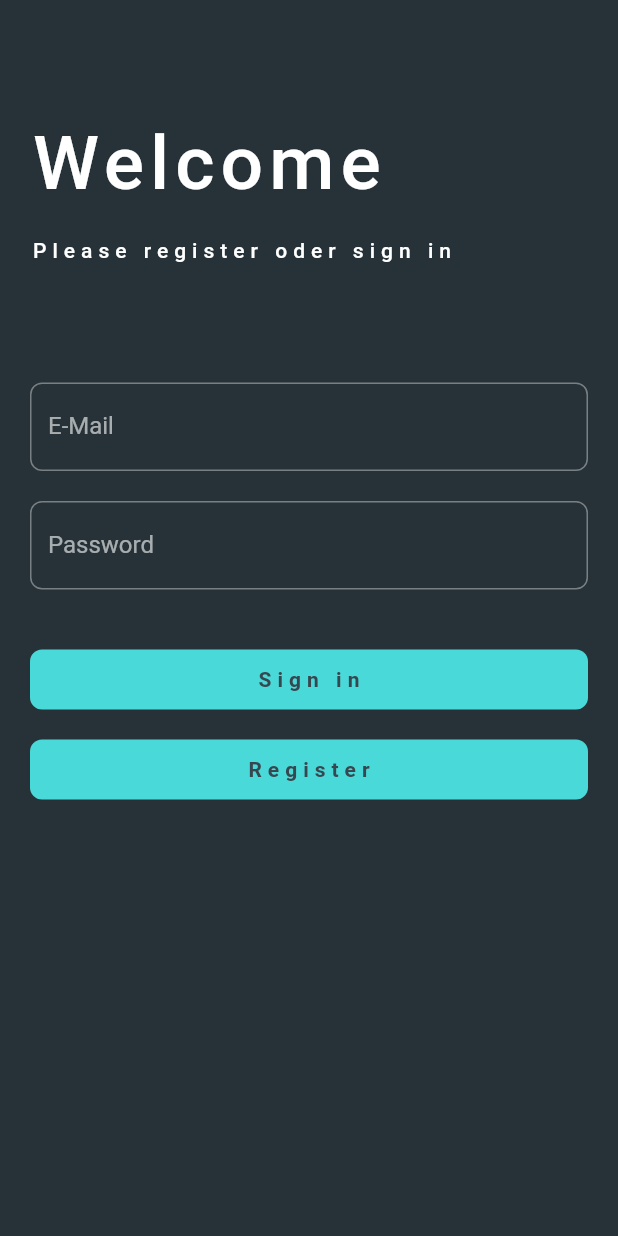
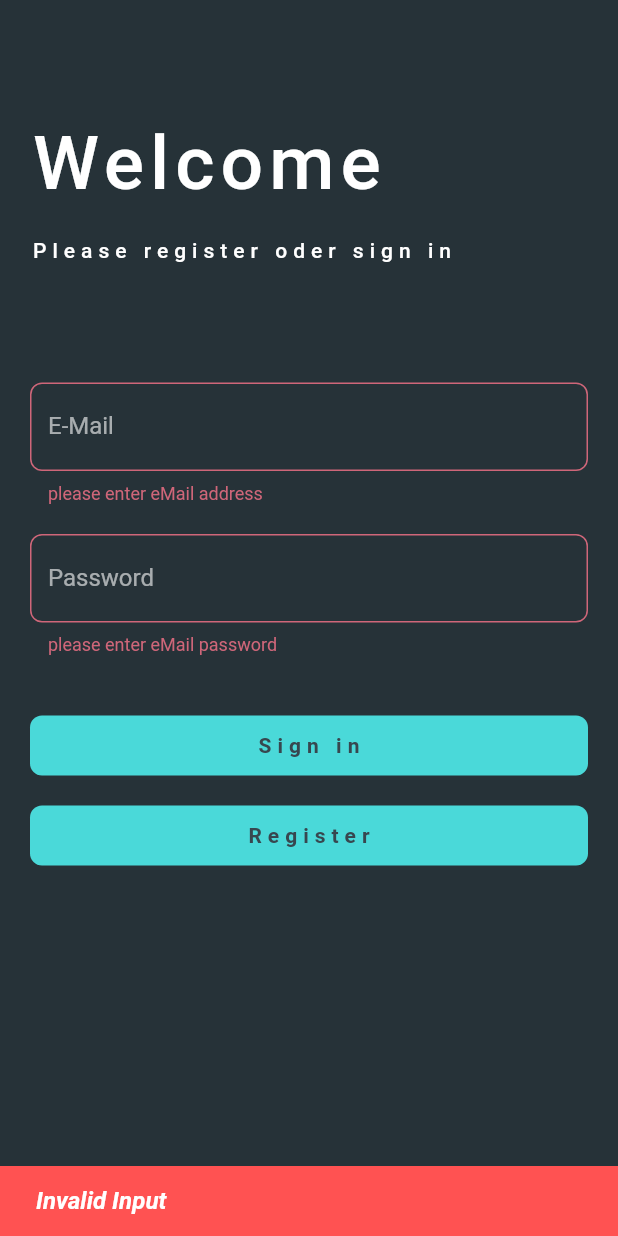
Before and after one commit to marcoseraphin/todo, a Flutter app: the screen it shows after launch, after a tap on "Sign in", on a phone screen of 412 x 824 dp. Run offline on Flutter 3.47's test engine with Material 2 defaults, Android fonts, the phone set to English and light mode, and no system bars; Roboto replaces fonts that are missing (Rubik).

Commit message:
input validation

```diff
--- a/analysis_options.yaml
+++ b/analysis_options.yaml
@@ -24,6 +24,7 @@ linter:
   rules:
     constant_identifier_names: false
     unnecessary_overrides: false
+    avoid_print: false
     # avoid_print: false  # Uncomment to disable the `avoid_print` rule
     # prefer_single_quotes: true  # Uncomment to enable the `prefer_single_quotes` rule
 # Additional information about this file can be found at
--- a/lib/presentation/signup/widgets/signup_form.dart
+++ b/lib/presentation/signup/widgets/signup_form.dart
@@ -7,8 +7,33 @@ class SignUpForm extends StatelessWidget {
   @override
   Widget build(BuildContext context) {
     final themeData = Theme.of(context);
+    final GlobalKey<FormState> formKey = GlobalKey<FormState>();
+
+    String? validateEMail(String? input) {
+      const emailRegex =
+          r"""^[a-zA-Z0-9.a-zA-Z0-9.!#$%&'*+-/=?^_`{|}~]+@[a-zA-Z0-9]+\.[a-zA-Z]+""";
+
+      if (input == null || input.isEmpty) {
+        return "please enter eMail address";
+      } else if (RegExp(emailRegex).hasMatch(input)) {
+        return null;
+      } else {
+        return "invalid eMail format";
+      }
+    }
+
+    String? validatePassword(String? input) {
+      if (input == null || input.isEmpty) {
+        return "please enter eMail password";
+      } else if (input.length >= 6) {
+        return null;
+      } else {
+        return "to short password";
+      }
+    }
 
     return Form(
+      key: formKey,
       child: ListView(
         padding: const EdgeInsets.symmetric(horizontal: 20),
         children: [
@@ -26,19 +51,32 @@ class SignUpForm extends StatelessWidget {
           ),
           const SizedBox(height: 80),
           TextFormField(
+              autovalidateMode: AutovalidateMode.disabled,
               cursorColor: Colors.white,
-              decoration: const InputDecoration(labelText: "E-Mail")),
+              decoration: const InputDecoration(labelText: "E-Mail"),
+              validator: validateEMail),
           const SizedBox(height: 20),
           TextFormField(
+              autovalidateMode: AutovalidateMode.disabled,
               cursorColor: Colors.white,
               obscureText: true,
-              decoration: const InputDecoration(labelText: "Password")),
+              decoration: const InputDecoration(labelText: "Password"),
+              validator: validatePassword),
           const SizedBox(height: 40),
           SignInRegisterButton(
               buttonText: "Sign in",
               callback: () {
-                // ignore: avoid_print
                 print("sign in pressed");
+                if (formKey.currentState!.validate()) {
+                  print("validated");
+                } else {
+                  print("unvalid");
+                  ScaffoldMessenger.of(context).showSnackBar(SnackBar(
+                    content: Text("Invalid Input",
+                        style: themeData.textTheme.bodyText1),
+                    backgroundColor: Colors.redAccent,
+                  ));
+                }
               }),
           const SizedBox(height: 20),
           SignInRegisterButton(
```
